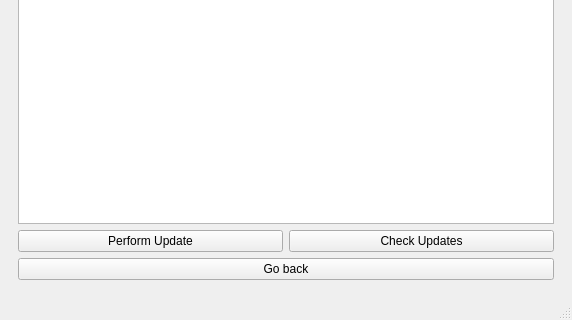
This is mainwindow.ui in mikroffarad/QtEmerge as Qt 5 draws it before an edit; both pictures show x 0 to 572 and y 248 to 568 of the 572 by 568 pixel window. The edited form follows.
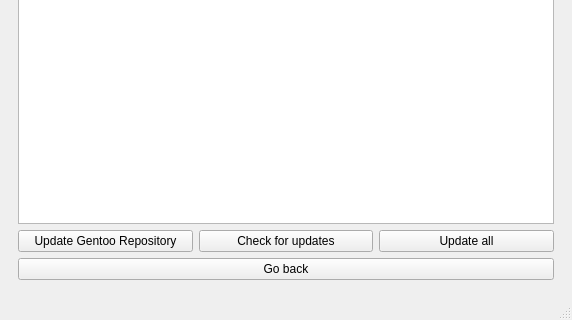
This is the edited form. The open tabs and pages were chosen to show the change.

Commit message: feat: update packages, working on logging in statusbar

Patch:
```diff
--- a/mainwindow.ui
+++ b/mainwindow.ui
@@ -243,14 +243,21 @@
             <item>
              <widget class="QPushButton" name="b_performUpdate">
               <property name="text">
-               <string>Perform Update</string>
+               <string>Update Gentoo Repository</string>
               </property>
              </widget>
             </item>
             <item>
              <widget class="QPushButton" name="b_checkUpdates">
               <property name="text">
-               <string>Check Updates</string>
+               <string>Check for updates</string>
+              </property>
+             </widget>
+            </item>
+            <item>
+             <widget class="QPushButton" name="b_updateAll">
+              <property name="text">
+               <string>Update all</string>
               </property>
              </widget>
             </item>
```
Left out of the diff: 8 changed lines with no effect on the pictures. The commit also changes 2 other files.
